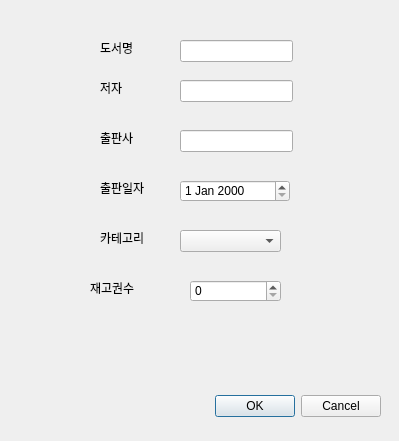
DaeyeongCho/DataBaseLectureProject, file uis/dialog_add_book.ui: the form before one commit.
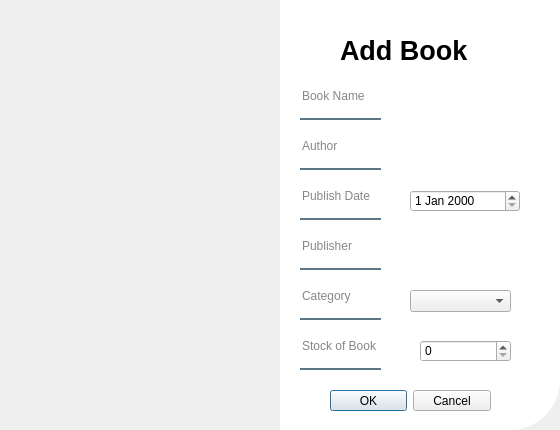
The form after the commit. Icons and pictures are not drawn.

Patch:
```diff
--- a/uis/dialog_add_book.ui
+++ b/uis/dialog_add_book.ui
@@ -6,8 +6,8 @@
    <rect>
     <x>0</x>
     <y>0</y>
-    <width>399</width>
-    <height>441</height>
+    <width>560</width>
+    <height>430</height>
    </rect>
   </property>
   <property name="windowTitle">
@@ -16,10 +16,10 @@
   <widget class="QDialogButtonBox" name="buttonBoxAccept">
    <property name="geometry">
     <rect>
-     <x>40</x>
+     <x>330</x>
      <y>390</y>
-     <width>341</width>
-     <height>32</height>
+     <width>161</width>
+     <height>21</height>
     </rect>
    </property>
    <property name="orientation">
@@ -29,144 +29,244 @@
     <set>QDialogButtonBox::Cancel|QDialogButtonBox::Ok</set>
    </property>
   </widget>
+  <widget class="QFrame" name="frame">
+   <property name="geometry">
+    <rect>
+     <x>0</x>
+     <y>0</y>
+     <width>280</width>
+     <height>430</height>
+    </rect>
+   </property>
+   <property name="styleSheet">
+    <string notr="true">border-image : url(C:/Users/jdy08/Visual Studio Code/DataBaseLectureProject/uis/Library.jpg);
+border-top-left-radius:50px;
+</string>
+   </property>
+   <property name="frameShape">
+    <enum>QFrame::StyledPanel</enum>
+   </property>
+   <property name="frameShadow">
+    <enum>QFrame::Raised</enum>
+   </property>
+  </widget>
+  <widget class="QLabel" name="label_7">
+   <property name="geometry">
+    <rect>
+     <x>280</x>
+     <y>0</y>
+     <width>280</width>
+     <height>430</height>
+    </rect>
+   </property>
+   <property name="styleSheet">
+    <string notr="true">background-color:rgba(255,255,255,255);
+border-bottom-right-radius:50px;</string>
+   </property>
+   <property name="text">
+    <string/>
+   </property>
+  </widget>
+  <widget class="QLabel" name="label_8">
+   <property name="geometry">
+    <rect>
+     <x>340</x>
+     <y>30</y>
+     <width>141</width>
+     <height>40</height>
+    </rect>
+   </property>
+   <property name="font">
+    <font>
+     <pointsize>20</pointsize>
+     <bold>true</bold>
+    </font>
+   </property>
+   <property name="text">
+    <string>Add Book</string>
+   </property>
+  </widget>
   <widget class="QLineEdit" name="lineEditBookName">
    <property name="geometry">
     <rect>
-     <x>180</x>
-     <y>40</y>
-     <width>113</width>
-     <height>22</height>
-    </rect>
-   </property>
-  </widget>
-  <widget class="QLabel" name="label">
-   <property name="geometry">
-    <rect>
-     <x>100</x>
-     <y>40</y>
-     <width>48</width>
-     <height>16</height>
-    </rect>
-   </property>
-   <property name="text">
-    <string>도서명</string>
-   </property>
-  </widget>
-  <widget class="QLabel" name="label_2">
-   <property name="geometry">
-    <rect>
-     <x>100</x>
+     <x>300</x>
      <y>80</y>
-     <width>48</width>
-     <height>16</height>
+     <width>81</width>
+     <height>40</height>
     </rect>
    </property>
+   <property name="styleSheet">
+    <string notr="true">background-color:rgba(0,0,0,0);
+border:none;
+border-bottom:2px solid rgba(46,82,101,200);
+color:rgba(0,0,0,240);
+padding-bottom:7px;</string>
+   </property>
    <property name="text">
-    <string>저자</string>
+    <string/>
+   </property>
+   <property name="placeholderText">
+    <string>Book Name</string>
    </property>
   </widget>
   <widget class="QLineEdit" name="lineEditWriter">
    <property name="geometry">
     <rect>
-     <x>180</x>
-     <y>80</y>
-     <width>113</width>
-     <height>22</height>
-    </rect>
-   </property>
-  </widget>
-  <widget class="QLabel" name="label_3">
-   <property name="geometry">
-    <rect>
-     <x>100</x>
+     <x>300</x>
      <y>130</y>
-     <width>48</width>
-     <height>16</height>
+     <width>81</width>
+     <height>40</height>
     </rect>
    </property>
+   <property name="styleSheet">
+    <string notr="true">background-color:rgba(0,0,0,0);
+border:none;
+border-bottom:2px solid rgba(46,82,101,200);
+color:rgba(0,0,0,240);
+padding-bottom:7px;</string>
+   </property>
    <property name="text">
-    <string>출판사</string>
+    <string/>
+   </property>
+   <property name="placeholderText">
+    <string>Author</string>
    </property>
   </widget>
   <widget class="QLineEdit" name="lineEditPublisher">
    <property name="geometry">
     <rect>
-     <x>180</x>
-     <y>130</y>
-     <width>113</width>
-     <height>22</height>
+     <x>300</x>
+     <y>230</y>
+     <width>81</width>
+     <height>40</height>
     </rect>
+   </property>
+   <property name="styleSheet">
+    <string notr="true">background-color:rgba(0,0,0,0);
+border:none;
+border-bottom:2px solid rgba(46,82,101,200);
+color:rgba(0,0,0,240);
+padding-bottom:7px;</string>
+   </property>
+   <property name="text">
+    <string/>
+   </property>
+   <property name="placeholderText">
+    <string>Publisher</string>
+   </property>
+  </widget>
+  <widget class="QLineEdit" name="lineEdit_4">
+   <property name="geometry">
+    <rect>
+     <x>300</x>
+     <y>280</y>
+     <width>81</width>
+     <height>40</height>
+    </rect>
+   </property>
+   <property name="styleSheet">
+    <string notr="true">background-color:rgba(0,0,0,0);
+border:none;
+border-bottom:2px solid rgba(46,82,101,200);
+color:rgba(0,0,0,240);
+padding-bottom:7px;</string>
+   </property>
+   <property name="text">
+    <string/>
+   </property>
+   <property name="placeholderText">
+    <string>Category</string>
+   </property>
+  </widget>
+  <widget class="QLineEdit" name="lineEdit">
+   <property name="geometry">
+    <rect>
+     <x>300</x>
+     <y>180</y>
+     <width>81</width>
+     <height>40</height>
+    </rect>
+   </property>
+   <property name="styleSheet">
+    <string notr="true">background-color:rgba(0,0,0,0);
+border:none;
+border-bottom:2px solid rgba(46,82,101,200);
+color:rgba(0,0,0,240);
+padding-bottom:7px;</string>
+   </property>
+   <property name="text">
+    <string/>
+   </property>
+   <property name="placeholderText">
+    <string>Publish Date</string>
+   </property>
+  </widget>
+  <widget class="QLineEdit" name="lineEdit_6">
+   <property name="geometry">
+    <rect>
+     <x>300</x>
+     <y>330</y>
+     <width>81</width>
+     <height>40</height>
+    </rect>
+   </property>
+   <property name="styleSheet">
+    <string notr="true">background-color:rgba(0,0,0,0);
+border:none;
+border-bottom:2px solid rgba(46,82,101,200);
+color:rgba(0,0,0,240);
+padding-bottom:7px;</string>
+   </property>
+   <property name="text">
+    <string/>
+   </property>
+   <property name="placeholderText">
+    <string>Stock of Book</string>
    </property>
   </widget>
   <widget class="QDateEdit" name="dateEditPubDate">
    <property name="geometry">
     <rect>
-     <x>180</x>
-     <y>180</y>
+     <x>410</x>
+     <y>190</y>
      <width>110</width>
      <height>22</height>
     </rect>
    </property>
   </widget>
-  <widget class="QLabel" name="label_4">
-   <property name="geometry">
-    <rect>
-     <x>100</x>
-     <y>180</y>
-     <width>48</width>
-     <height>16</height>
-    </rect>
-   </property>
-   <property name="text">
-    <string>출판일자</string>
-   </property>
-  </widget>
   <widget class="QComboBox" name="comboBoxCategory">
    <property name="geometry">
     <rect>
-     <x>180</x>
-     <y>230</y>
+     <x>410</x>
+     <y>290</y>
      <width>101</width>
      <height>22</height>
     </rect>
    </property>
   </widget>
-  <widget class="QLabel" name="label_5">
-   <property name="geometry">
-    <rect>
-     <x>100</x>
-     <y>230</y>
-     <width>48</width>
-     <height>16</height>
-    </rect>
-   </property>
-   <property name="text">
-    <string>카테고리</string>
-   </property>
-  </widget>
   <widget class="QSpinBox" name="spinBoxQuantity">
    <property name="geometry">
     <rect>
-     <x>190</x>
-     <y>280</y>
+     <x>420</x>
+     <y>340</y>
      <width>91</width>
      <height>22</height>
     </rect>
    </property>
   </widget>
-  <widget class="QLabel" name="label_6">
-   <property name="geometry">
-    <rect>
-     <x>90</x>
-     <y>280</y>
-     <width>48</width>
-     <height>16</height>
-    </rect>
-   </property>
-   <property name="text">
-    <string>재고권수</string>
-   </property>
-  </widget>
+  <zorder>frame</zorder>
+  <zorder>label_7</zorder>
+  <zorder>label_8</zorder>
+  <zorder>lineEditBookName</zorder>
+  <zorder>lineEditWriter</zorder>
+  <zorder>lineEditPublisher</zorder>
+  <zorder>lineEdit_4</zorder>
+  <zorder>lineEdit</zorder>
+  <zorder>lineEdit_6</zorder>
+  <zorder>buttonBoxAccept</zorder>
+  <zorder>dateEditPubDate</zorder>
+  <zorder>comboBoxCategory</zorder>
+  <zorder>spinBoxQuantity</zorder>
  </widget>
  <resources/>
  <connections>
```
